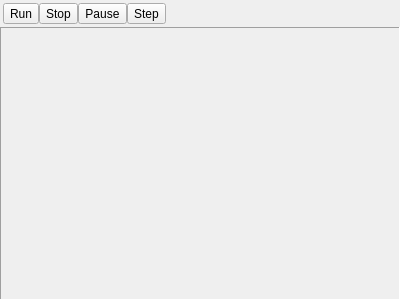
Qt form nesemulatordialog.ui (christopherpow/nesicide) before a commit.
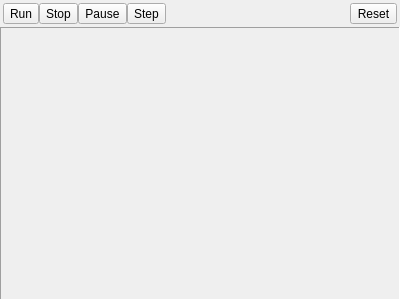
The same form after that commit. Icons and pictures are not drawn.

```diff
--- a/nesemulatordialog.ui
+++ b/nesemulatordialog.ui
@@ -127,6 +127,26 @@
        </property>
       </spacer>
      </item>
+     <item>
+      <widget class="QToolButton" name="resetButton">
+       <property name="sizePolicy">
+        <sizepolicy hsizetype="Fixed" vsizetype="Fixed">
+         <horstretch>0</horstretch>
+         <verstretch>0</verstretch>
+        </sizepolicy>
+       </property>
+       <property name="text">
+        <string>Reset</string>
+       </property>
+       <property name="icon">
+        <iconset resource="resource.qrc">
+         <normaloff>:/resources/stock_exit.svg</normaloff>:/resources/stock_exit.svg</iconset>
+       </property>
+       <property name="toolButtonStyle">
+        <enum>Qt::ToolButtonTextBesideIcon</enum>
+       </property>
+      </widget>
+     </item>
     </layout>
    </item>
    <item>
```
Left out of the diff: 3 changed lines with no effect on the pictures.
